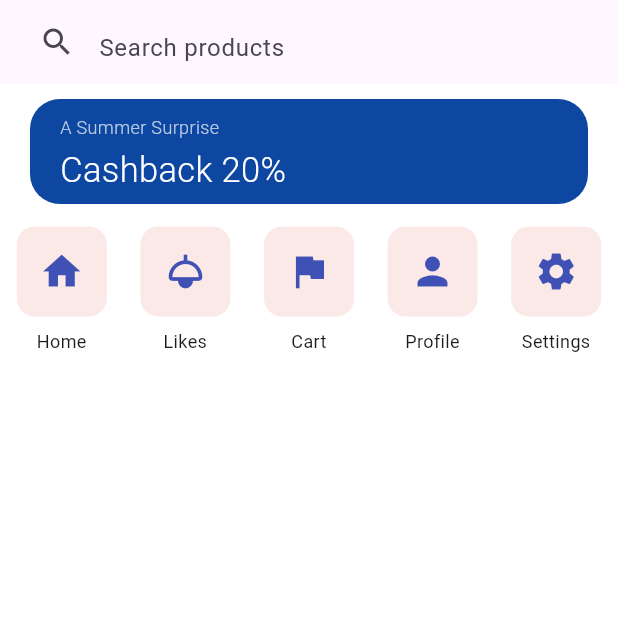
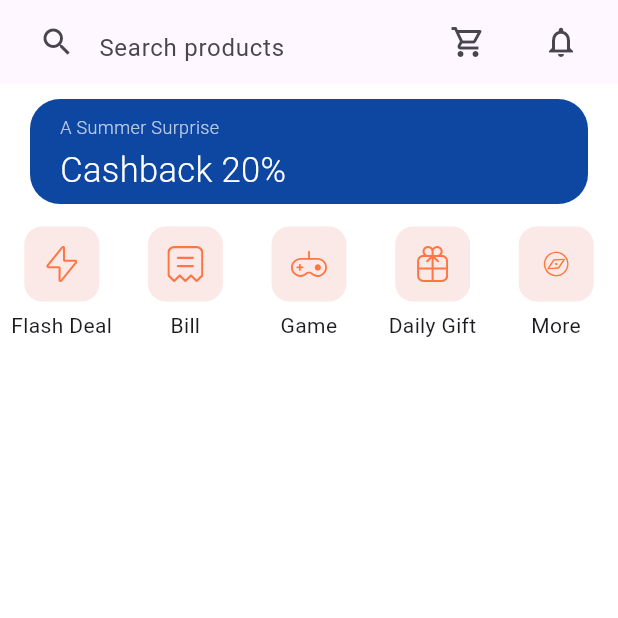
Before and after one commit to MEhsan1237/UI-Kit-E-commerce, a Flutter app: the MainPageScreen screen opened directly, on a phone screen of 412 x 824 dp, the top half of it. Run offline on Flutter 3.47's test engine with Material 3 defaults, Android fonts, the phone set to English and light mode, and no system bars; our stand-ins replace flutter_svg, pin_code_fields, smooth_page_indicator.

Commit message:
changes upload

```diff
--- a/lib/components/containericontext.dart
+++ b/lib/components/containericontext.dart
@@ -1,52 +1,56 @@
 import 'package:flutter/material.dart';
+import 'package:flutter_svg/svg.dart';
 
 class IconRowWithLabels extends StatelessWidget {
-  final List<IconData> icons;
+  final List<dynamic> icons;
   final List<String> labels;
+  final double iconSize; // new parameter for icon size
 
   const IconRowWithLabels({
     super.key,
     required this.icons,
     required this.labels,
+    this.iconSize = 24, // default icon size
   });
 
   @override
   Widget build(BuildContext context) {
     return Column(
       children: [
-        // Row of containers with icons
+        // Icons Row
         Row(
           mainAxisAlignment: MainAxisAlignment.spaceAround,
-          children: List.generate(5, (index) {
-            return Material(
-              color: Colors.transparent,
-              child: InkWell(
-                onTap: (){},
-                borderRadius: BorderRadius.circular(12),
-                child: Container(
-                  width: 60,
-                  height: 60,
-                  decoration: BoxDecoration(
-                    color: 		Color(0xFFFBE9E7),
-                    borderRadius: BorderRadius.circular(12),
-                  ),
-                  child: Icon(icons[index], size: 30, color: Colors.indigo),
+          children: List.generate(icons.length, (index) {
+            return InkWell(
+              onTap: () {},
+              borderRadius: BorderRadius.circular(12),
+              child: Container(
+                width: 50, // container size stays the same
+                height: 50,
+                decoration: BoxDecoration(
+                  color: const Color(0xFFFBE9E7),
+                  borderRadius: BorderRadius.circular(12),
+                ),
+                child: Center(
+                  child: _buildIcon(icons[index], iconSize),
                 ),
               ),
             );
           }),
         ),
-        const SizedBox(height: 8),
-        // Row of labels under each container
+
+        const SizedBox(height: 6),
+
+        // Labels Row
         Row(
           mainAxisAlignment: MainAxisAlignment.spaceAround,
-          children: List.generate(5, (index) {
-            return SizedBox(
-              width: 60,
+          children: List.generate(labels.length, (index) {
+            return Expanded(
               child: Text(
                 labels[index],
                 textAlign: TextAlign.center,
-                style: const TextStyle(fontSize: 12),
+                style: const TextStyle(fontSize: 14),
+                overflow: TextOverflow.ellipsis,
               ),
             );
           }),
@@ -54,4 +58,17 @@ class IconRowWithLabels extends StatelessWidget {
       ],
     );
   }
+
+  Widget _buildIcon(dynamic iconSource, double size) {
+    if (iconSource is IconData) {
+      return Icon(iconSource, size: size, color: Colors.indigo);
+    } else if (iconSource is String) {
+      if (iconSource.endsWith(".svg")) {
+        return SvgPicture.asset(iconSource, width: size, height: size);
+      } else {
+        return Image.asset(iconSource, width: size, height: size);
+      }
+    }
+    return const SizedBox.shrink();
+  }
 }
--- a/lib/screens/mainpagescreen.dart
+++ b/lib/screens/mainpagescreen.dart
@@ -33,31 +33,35 @@ class _MainPageScreenState extends State<MainPageScreen> {
           ),
         ),
         actions: [
-          Image(image: AssetImage("assets/images/Cart Icon.svg")),
+          Padding(
+            padding: const EdgeInsets.only(right: 14.0),
+            child: IconButton(onPressed: () {  },
+            icon: Icon(Icons.shopping_cart_outlined,)),
 
+          ),
+          Padding(
+            padding: const EdgeInsets.only(right: 14.0),
+            child: IconButton(icon: Icon(Icons.notifications_none), onPressed: () {  },),
+          ),
 
-          Image(image: AssetImage("assets/images/Cart Icon.svg")),
 
 
         ],
       ),
       body: Column(children: [SizedBox(height: 10), ContainerWidget(),
         SizedBox(height: 15,),
-        IconRowWithLabels(icons: [
-          Icons.home,
-          Icons.light,
-          Icons.flag,
-          Icons.person,
-          Icons.settings,
+        IconRowWithLabels(
+          icons: [
+            "assets/icons/flash_icon.svg",
+            "assets/icons/bill_icon.svg",
+            "assets/icons/game_icon.svg",
+            "assets/icons/gift_icon.svg",
+            "assets/icons/discover.svg",
+          ],
+          labels: ["Flash Deal", "Bill", "Game", "Daily Gift", "More"],
+          iconSize: 24, // only icon changes size, container stays 50x50
+        )
 
-        ], labels: [
-          "Home",
-          "Likes",
-          "Cart",
-          "Profile",
-          "Settings",
-
-        ],),
 
       ]
 
--- a/pubspec.yaml
+++ b/pubspec.yaml
@@ -38,6 +38,8 @@ dependencies:
   provider: ^6.1.5
   url_launcher: ^6.2.5
   pin_code_fields: ^8.0.0
+  font_awesome_flutter: ^10.9.0
+  flutter_svg: ^2.0.9
 
 dev_dependencies:
   flutter_test:
@@ -64,6 +66,7 @@ flutter:
   # To add assets to your application, add an assets section, like this:
   assets:
     - assets/images/
+    - assets/icons/
   #   - images/a_dot_burr.jpeg
   #   - images/a_dot_ham.jpeg
 
```
Also changed, not shown: assets/icons/Bell.svg (renamed from assets/images/Bell.svg), assets/icons/Cart Icon.svg (renamed from assets/images/Cart Icon.svg), assets/icons/Shop Icon.svg (renamed from assets/images/Shop Icon.svg), assets/icons/arrow_right.svg (renamed from assets/images/arrow_right.svg), assets/icons/bill_icon.svg (added), assets/icons/discover.svg (renamed from assets/images/Discover.svg), assets/icons/flash_icon.svg (renamed from assets/images/Flash Icon.svg), assets/icons/game_icon.svg (renamed from assets/images/Game Icon.svg), assets/icons/gift_icon.svg (renamed from assets/images/Gift Icon.svg), assets/icons/google-icon.svg (renamed from assets/images/google-icon.svg), assets/icons/twitter.svg (renamed from assets/images/twitter.svg), pubspec.lock.
